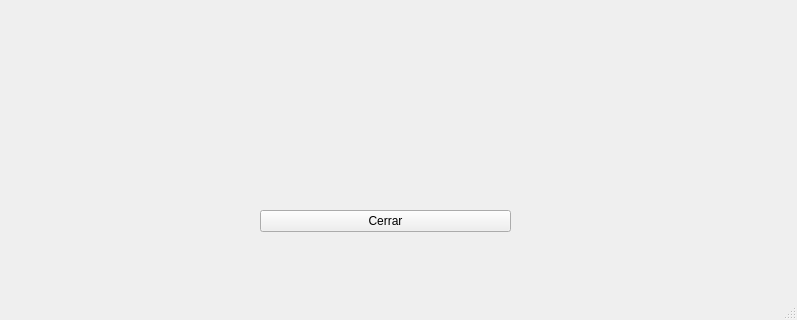
The window that src/qt/mainwindow.ui (raztor/Vecalculator) describes before a commit, drawn with Qt 5; both pictures show x 0 to 797 and y 279 to 599 of the 797 by 599 pixel window.
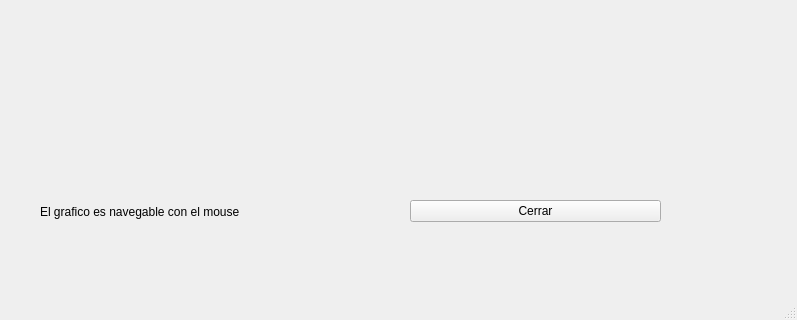
The same window after the commit. Custom widgets are drawn as their Qt base class.

```diff
--- a/src/qt/mainwindow.ui
+++ b/src/qt/mainwindow.ui
@@ -27,8 +27,8 @@
    <widget class="QWidget" name="gridLayoutWidget">
     <property name="geometry">
      <rect>
-      <x>260</x>
-      <y>450</y>
+      <x>410</x>
+      <y>440</y>
       <width>251</width>
       <height>101</height>
      </rect>
@@ -43,6 +43,19 @@
      </item>
     </layout>
    </widget>
+   <widget class="QLabel" name="label">
+    <property name="geometry">
+     <rect>
+      <x>40</x>
+      <y>460</y>
+      <width>251</width>
+      <height>61</height>
+     </rect>
+    </property>
+    <property name="text">
+     <string>El grafico es navegable con el mouse</string>
+    </property>
+   </widget>
   </widget>
   <widget class="QMenuBar" name="menubar">
    <property name="geometry">
```
Left out of the diff: 6 changed lines with no effect on the pictures.
